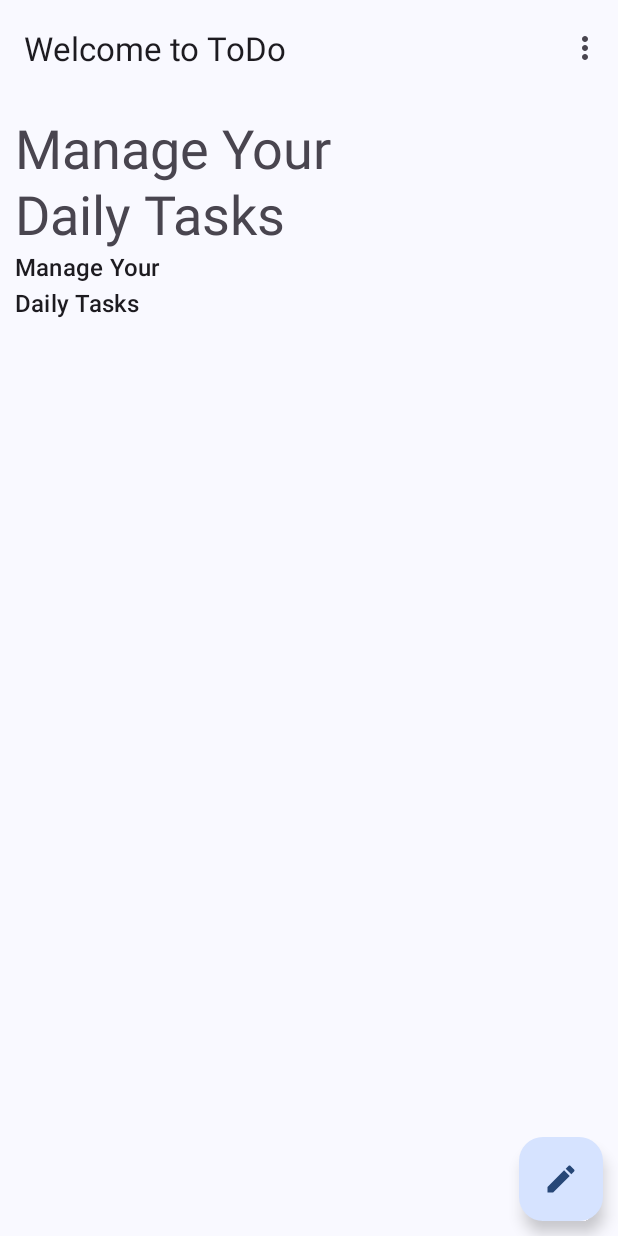
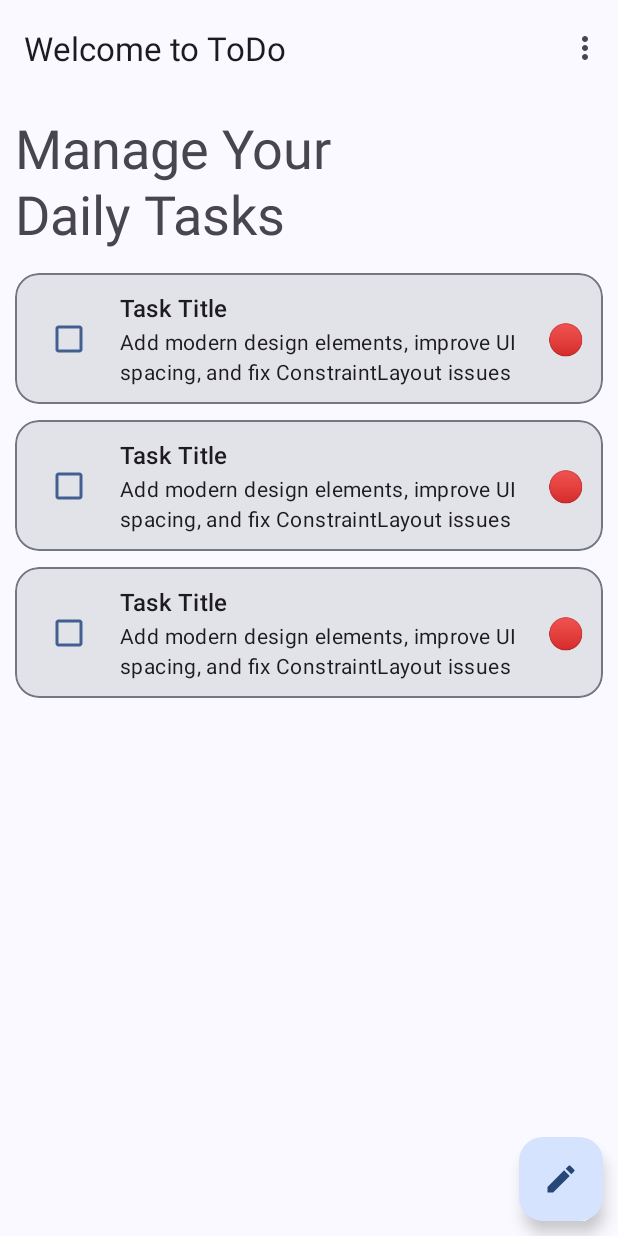
Before and after one commit to jeelbhensadadiya/MyToDo, an Android app: the layout activity_main.xml on its own in the app's theme, with its tools: preview values and no code run, on a phone screen of 412 x 824 dp. Run offline under Robolectric (Android 15) with nearby library versions, the phone set to English and light mode, and no system bars.

Commit message:
create ListAdapter and populate Task data in Recycler View

```diff
--- a/app/src/main/java/com/jeelpatel/mytodo/viewModel/TaskViewModel.kt
+++ b/app/src/main/java/com/jeelpatel/mytodo/viewModel/TaskViewModel.kt
@@ -7,6 +7,7 @@ import androidx.lifecycle.ViewModel
 import androidx.lifecycle.viewModelScope
 import com.jeelpatel.mytodo.model.TaskRepository
 import com.jeelpatel.mytodo.model.local.entity.TaskEntity
+import kotlinx.coroutines.Dispatchers
 import kotlinx.coroutines.launch
 
 class TaskViewModel constructor(private val repository: TaskRepository) : ViewModel() {
@@ -21,7 +22,7 @@ class TaskViewModel constructor(private val repository: TaskRepository) : ViewMo
     val isTaskCreated: LiveData<Boolean> = _isTaskCreated
 
     fun createNewTask(task: TaskEntity) {
-        viewModelScope.launch {
+        viewModelScope.launch(Dispatchers.IO) {
             repository.createNewTask(task)
             _message.postValue("New Task Created")
             _isTaskCreated.postValue(true)
@@ -29,7 +30,7 @@ class TaskViewModel constructor(private val repository: TaskRepository) : ViewMo
     }
 
     fun getAllTask(currentUserId: Int) {
-        viewModelScope.launch {
+        viewModelScope.launch(Dispatchers.IO) {
             val task = repository.getAllTask(currentUserId)
             if (task.isEmpty()) {
                 _message.postValue("No any task created")
--- a/app/src/main/res/layout/activity_main.xml
+++ b/app/src/main/res/layout/activity_main.xml
@@ -19,6 +19,15 @@
             app:title="Welcome to ToDo" />
     </com.google.android.material.appbar.AppBarLayout>
 
+    <TextView
+        android:id="@+id/taskTv"
+        android:layout_width="wrap_content"
+        android:layout_height="wrap_content"
+        android:layout_gravity="center"
+        android:text="Manage Your Daily Tasks"
+        android:textAppearance="?attr/textAppearanceTitleLarge"
+        android:visibility="gone" />
+
     <androidx.core.widget.NestedScrollView
         android:layout_width="match_parent"
         android:layout_height="match_parent"
@@ -35,23 +44,14 @@
                 android:layout_width="wrap_content"
                 android:layout_height="wrap_content"
                 android:text="Manage Your \nDaily Tasks"
-                android:textAppearance="?attr/textAppearanceDisplaySmall"
-                app:layout_constraintBottom_toBottomOf="parent"
-                app:layout_constraintEnd_toEndOf="parent"
-                app:layout_constraintStart_toStartOf="parent"
-                app:layout_constraintTop_toTopOf="parent" />
+                android:textAppearance="?attr/textAppearanceDisplaySmall" />
 
-            <TextView
-                android:id="@+id/taskTv"
+            <androidx.recyclerview.widget.RecyclerView
+                android:id="@+id/taskRecyclerView"
                 android:layout_width="match_parent"
-                android:layout_height="wrap_content"
-                android:text="Manage Your \nDaily Tasks"
-                android:textAppearance="?attr/textAppearanceTitleMedium"
-                app:layout_constraintBottom_toBottomOf="parent"
-                app:layout_constraintEnd_toEndOf="parent"
-                app:layout_constraintStart_toStartOf="parent"
-                app:layout_constraintTop_toTopOf="parent" />
-
+                android:layout_height="match_parent"
+                android:layout_marginTop="10dp"
+                tools:listitem="@layout/item_tasks" />
         </LinearLayout>
 
     </androidx.core.widget.NestedScrollView>
--- /dev/null
+++ b/app/src/main/res/layout/item_tasks.xml
@@ -0,0 +1,75 @@
+<?xml version="1.0" encoding="utf-8"?>
+<com.google.android.material.card.MaterialCardView xmlns:android="http://schemas.android.com/apk/res/android"
+    xmlns:app="http://schemas.android.com/apk/res-auto"
+    xmlns:tools="http://schemas.android.com/tools"
+    style="?attr/materialCardViewFilledStyle"
+    android:layout_width="match_parent"
+    android:layout_height="wrap_content"
+    android:layout_marginVertical="5dp"
+    android:clickable="true"
+    android:focusable="true"
+    app:cardCornerRadius="16dp"
+    app:strokeColor="?attr/colorOutline"
+    app:strokeWidth="1dp">
+
+    <androidx.constraintlayout.widget.ConstraintLayout
+        android:layout_width="match_parent"
+        android:layout_height="wrap_content"
+        android:minHeight="72dp"
+        android:padding="12dp">
+
+        <!-- Checkbox for completion -->
+        <CheckBox
+            android:id="@+id/taskCheckBox"
+            android:layout_width="wrap_content"
+            android:layout_height="wrap_content"
+            app:buttonTint="?attr/colorPrimary"
+            app:layout_constraintBottom_toBottomOf="parent"
+            app:layout_constraintStart_toStartOf="parent"
+            app:layout_constraintTop_toTopOf="parent"
+            tools:ignore="MissingConstraints" />
+
+        <!-- Task title -->
+        <TextView
+            android:id="@+id/taskTitleTv"
+            android:layout_width="0dp"
+            android:layout_height="wrap_content"
+            android:layout_marginHorizontal="10dp"
+            android:ellipsize="end"
+            android:maxLines="1"
+            android:textAppearance="@style/TextAppearance.Material3.TitleMedium"
+            app:layout_constraintEnd_toStartOf="@id/taskPriorityTv"
+            app:layout_constraintStart_toEndOf="@id/taskCheckBox"
+            app:layout_constraintTop_toTopOf="parent"
+            tools:text="Task Title" />
+
+        <!-- Task description -->
+        <TextView
+            android:id="@+id/taskDescriptionTv"
+            android:layout_width="0dp"
+            android:layout_height="wrap_content"
+            android:layout_marginTop="2dp"
+            android:ellipsize="end"
+            android:maxLines="2"
+            android:textAppearance="@style/TextAppearance.Material3.BodyMedium"
+            app:layout_constraintBottom_toBottomOf="parent"
+            app:layout_constraintEnd_toEndOf="@id/taskTitleTv"
+            app:layout_constraintStart_toStartOf="@id/taskTitleTv"
+            app:layout_constraintTop_toBottomOf="@id/taskTitleTv"
+            tools:text="Add modern design elements, improve UI spacing, and fix ConstraintLayout issues" />
+
+        <!-- Priority indicator (emoji or colored dot) -->
+        <TextView
+            android:id="@+id/taskPriorityTv"
+            android:layout_width="wrap_content"
+            android:layout_height="wrap_content"
+            android:layout_marginStart="8dp"
+            android:text="🔴"
+            android:textSize="20sp"
+            app:layout_constraintBottom_toBottomOf="parent"
+            app:layout_constraintEnd_toEndOf="parent"
+            app:layout_constraintTop_toTopOf="parent" />
+
+    </androidx.constraintlayout.widget.ConstraintLayout>
+
+</com.google.android.material.card.MaterialCardView>
```
Also changed, not shown: app/src/main/java/com/jeelpatel/mytodo/view/AddNewTaskActivity.kt (+4 -3 lines), app/src/main/java/com/jeelpatel/mytodo/view/MainActivity.kt (+24 -15 lines), app/src/main/java/com/jeelpatel/mytodo/view/adapter/TaskAdapter.kt (added, +46 -0 lines).
